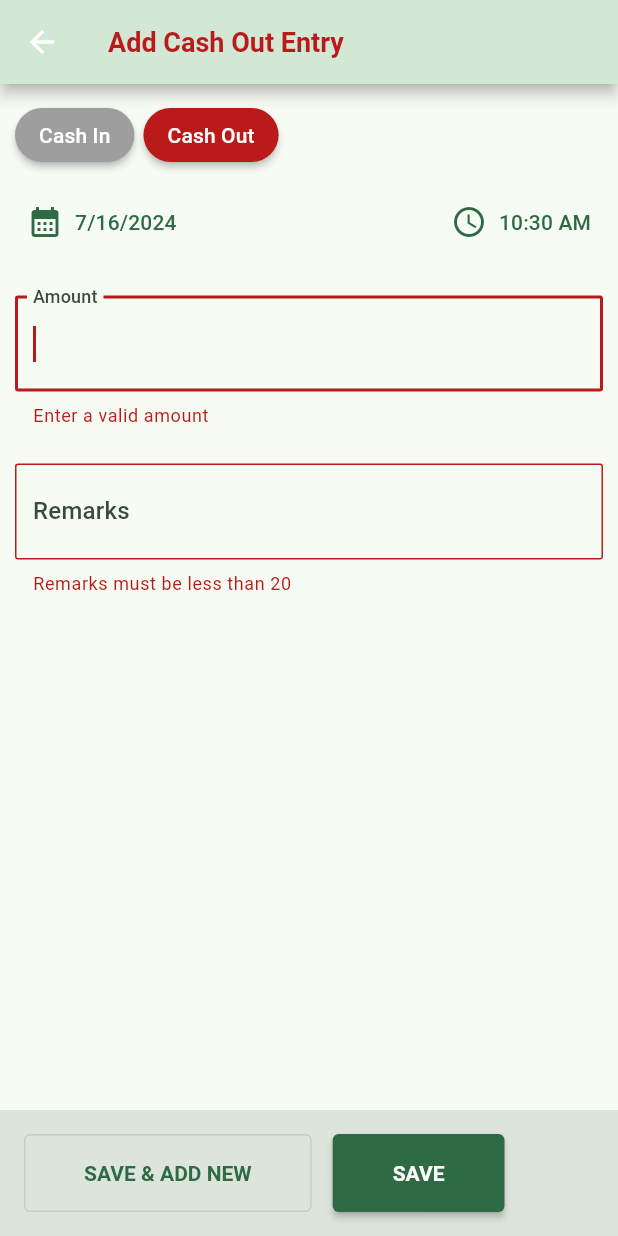
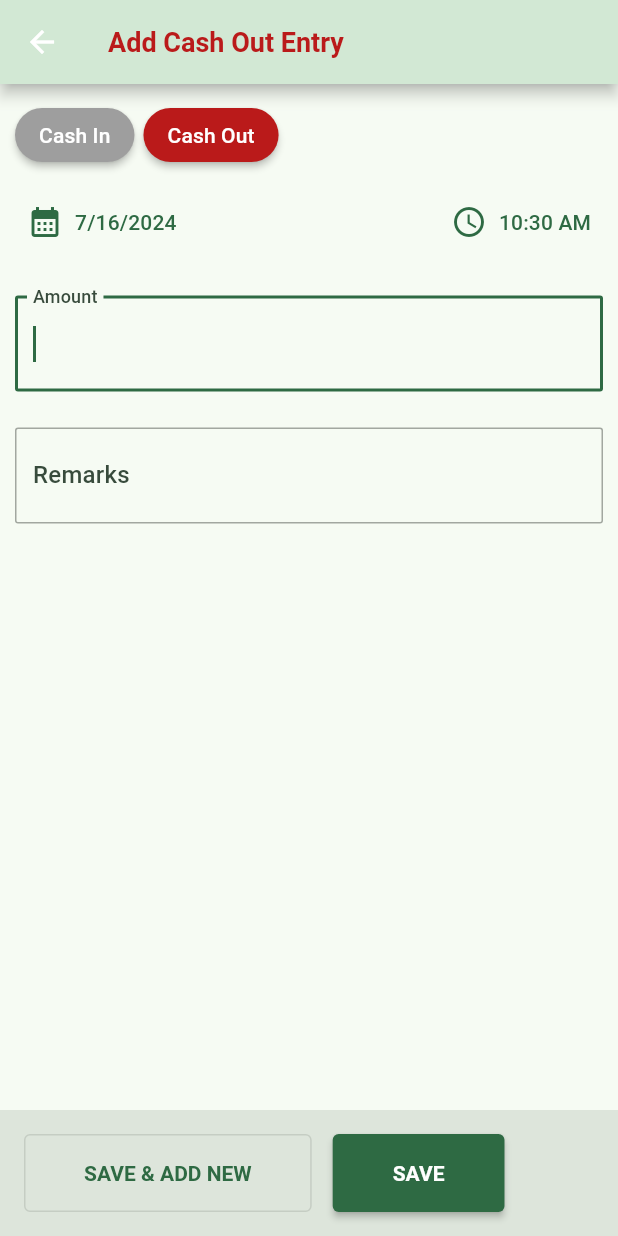
Before and after one commit to gxtanvir/daily_expenses, a Flutter app: the AddExpense screen opened directly with empty values, after a tap on "Cash Out", after a tap on "SAVE & ADD NEW", on a phone screen of 412 x 824 dp. Run offline on Flutter 3.47's test engine with Material 3 defaults, Android fonts, the phone set to English and light mode, and no system bars; our stand-ins replace cloud_firestore, firebase_auth, firebase_core, flutter_riverpod, sqflite; accounts and stored records are empty.

```diff
--- a/lib/screens/add_expense.dart
+++ b/lib/screens/add_expense.dart
@@ -74,6 +74,24 @@ class _AddExpense extends ConsumerState<AddExpense> {
           remarks: _remarks,
           bookId: widget.book.id,
           isCashIn: _isCashIn ? true : false));
+      ScaffoldMessenger.of(context).showSnackBar(
+        SnackBar(
+          content: Text(
+            'New Entry Added',
+            style: TextStyle(
+                color: Theme.of(context).colorScheme.onInverseSurface,
+                fontWeight: FontWeight.w400),
+          ),
+          backgroundColor: Theme.of(context).colorScheme.inverseSurface,
+          showCloseIcon: true,
+          closeIconColor: Theme.of(context).colorScheme.onInverseSurface,
+          duration: const Duration(seconds: 3),
+          shape:
+              RoundedRectangleBorder(borderRadius: BorderRadius.circular(12)),
+          behavior: SnackBarBehavior.floating,
+          margin: const EdgeInsets.only(bottom: 200, left: 10, right: 10),
+        ),
+      );
     }
   }
 
@@ -233,6 +251,7 @@ class _AddExpense extends ConsumerState<AddExpense> {
                     textStyle: const TextStyle(fontWeight: FontWeight.bold)),
                 onPressed: () {
                   _addExpense();
+                  _formkey.currentState!.reset();
                 },
                 child: const Text("SAVE & ADD NEW")),
             const SizedBox(width: 14),
```
Also changed, not shown: lib/screens/expense_details.dart (+28 -1 lines).
